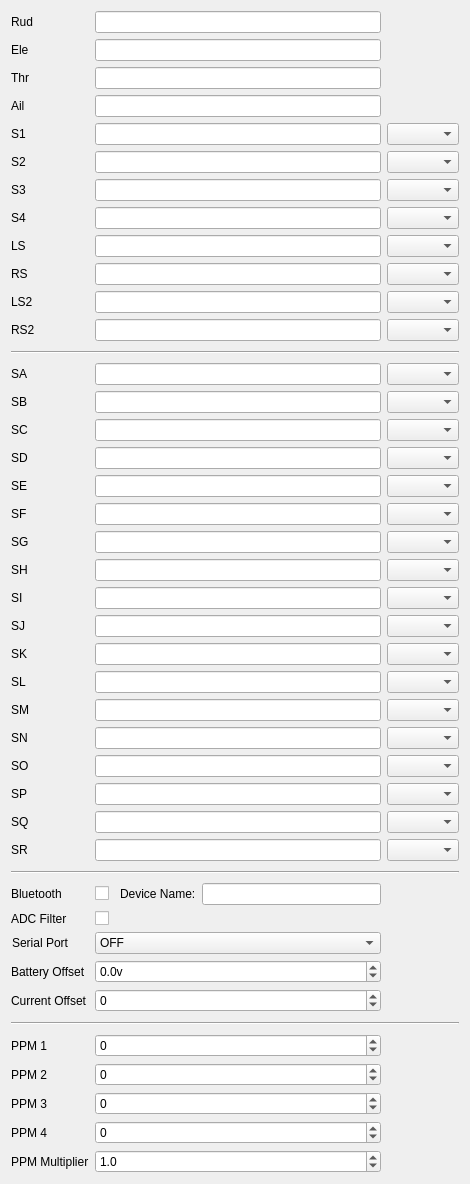
First picture: the form in companion/src/generaledit/hardware.ui, repository opentx/opentx, before the edit.
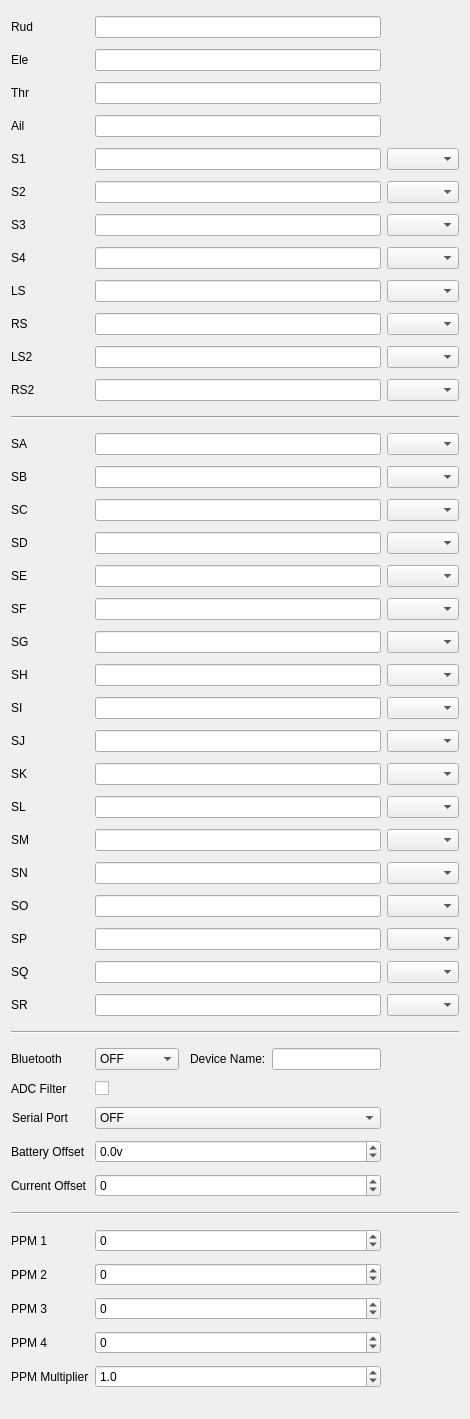
Second picture: the form after the edit. Custom widgets are drawn as their Qt base class.

Commit message: Add BT mode handling Enable BT for Xlite and X7

The edit to the form file:
```diff
--- a/companion/src/generaledit/hardware.ui
+++ b/companion/src/generaledit/hardware.ui
@@ -7,7 +7,7 @@
     <x>0</x>
     <y>0</y>
     <width>470</width>
-    <height>1095</height>
+    <height>1419</height>
    </rect>
   </property>
   <property name="sizePolicy">
@@ -1099,10 +1099,25 @@
        <number>0</number>
       </property>
       <item>
-       <widget class="QCheckBox" name="bluetoothEnable">
-        <property name="text">
+       <widget class="QComboBox" name="bluetoothMode">
+        <property name="text" stdset="0">
          <string/>
         </property>
+        <item>
+         <property name="text">
+          <string>OFF</string>
+         </property>
+        </item>
+        <item>
+         <property name="text">
+          <string>Telemetry</string>
+         </property>
+        </item>
+        <item>
+         <property name="text">
+          <string>Trainer</string>
+         </property>
+        </item>
        </widget>
       </item>
       <item>
```
The commit also changes 4 other files.
